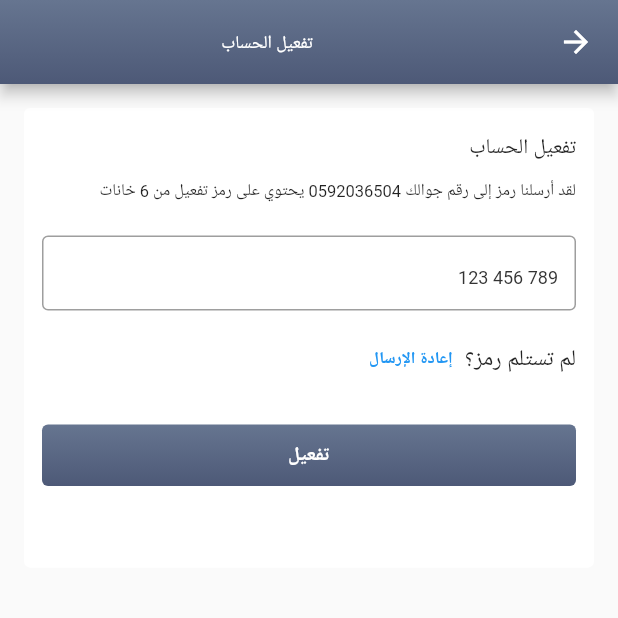
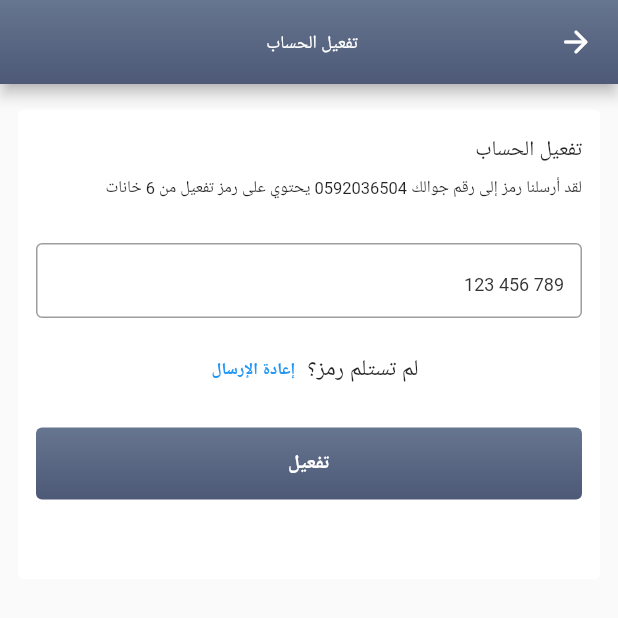
Before and after one commit to Obada2020/for_sale, a Flutter app: the VerifyAccount screen opened directly, on a phone screen of 412 x 824 dp, the top half of it. Run offline on Flutter 3.47's test engine with Material 2 defaults, Android fonts, the phone set to English and light mode, and no system bars; our stand-ins replace carousel_slider; Roboto replaces fonts that are missing (FairuzBlack, FairuzBold).

Commit message:
from anas

```diff
--- a/lib/Verify-account/view.dart
+++ b/lib/Verify-account/view.dart
@@ -10,20 +10,30 @@ class VerifyAccount extends StatelessWidget {
     TextEditingController Num = TextEditingController();
     return Scaffold(
         appBar: AppBar(
+          leading: IconButton(
+            onPressed: null,
+            icon: Icon(
+              Icons.arrow_back_rounded,
+              color: Colors.white,
+            ),
+          ),
           flexibleSpace: Container(
             decoration: BoxDecoration(gradient: kGColor),
           ),
           title: Center(
-            child: Text(
-              'تفعيل الحساب',
-              style: klabelAppbarStyle,
+            child: Padding(
+              padding: const EdgeInsets.only(left: 60),
+              child: Text(
+                'تفعيل الحساب',
+                style: klabelAppbarStyle,
+              ),
             ),
           ),
         ),
         body: Container(
-          margin: EdgeInsets.fromLTRB(16, 16, 16, 0),
+          margin: EdgeInsets.fromLTRB(12, 17, 12, 0),
           width: size.width,
-          height: size.height * 0.3718662953,
+          height: size.height * 0.38,
           decoration: BoxDecoration(
               color: Colors.white, borderRadius: BorderRadius.circular(4)),
           child: Padding(
@@ -35,14 +45,14 @@ class VerifyAccount extends StatelessWidget {
                   'تفعيل الحساب',
                   style: klabelStyleBlack14,
                 ),
-                padding: EdgeInsets.only(bottom: 11),
+                padding: EdgeInsets.only(bottom: 8),
               ),
               Padding(
                 child: Text(
                   'لقد أرسلنا رمز إلى رقم جوالك 0592036504 يحتوي على رمز تفعيل من 6 خانات',
                   style: klabelStyleBold11,
                 ),
-                padding: EdgeInsets.only(bottom: 23),
+                padding: EdgeInsets.only(bottom: 30),
               ),
               Padding(
                 child: Container(
@@ -59,10 +69,11 @@ class VerifyAccount extends StatelessWidget {
                     ),
                   ),
                 ),
-                padding: EdgeInsets.only(bottom: 8),
+                padding: EdgeInsets.only(bottom: 10),
               ),
               Padding(
                 child: Row(
+                  mainAxisAlignment: MainAxisAlignment.center,
                   children: [
                     Text(
                       'لم تستلم رمز؟',
@@ -76,7 +87,7 @@ class VerifyAccount extends StatelessWidget {
                     )
                   ],
                 ),
-                padding: EdgeInsets.only(bottom: 20),
+                padding: EdgeInsets.only(bottom: 15),
               ),
               Container(
                 width: MediaQuery.of(context).size.width,
@@ -84,7 +95,7 @@ class VerifyAccount extends StatelessWidget {
                   gradient: kGColor,
                   borderRadius: BorderRadius.circular(4),
                 ),
-                height: 41,
+                //height: 41,
                 child: TextButton(
                     onPressed: () {},
                     child: Text(
--- a/lib/main.dart
+++ b/lib/main.dart
@@ -3,6 +3,10 @@ import 'package:flutter/material.dart';
 import 'package:for_sale/Ads-page/view.dart';
 import 'package:flutter_localizations/flutter_localizations.dart';
 import 'package:for_sale/Favorite-ads/view.dart';
+import 'package:for_sale/Pages/privacy_and_terms.dart';
+import 'package:for_sale/Pages/setting.dart';
+import 'package:for_sale/Sign-in/view.dart';
+import 'package:for_sale/Verify-account/view.dart';
 
 import 'Ads-details/view.dart';
 import 'My-ads/view.dart';
@@ -16,7 +20,7 @@ class MyApp extends StatelessWidget {
   @override
   Widget build(BuildContext context) {
     return MaterialApp(
-      home: Adsdetails(),
+      home: Settings(),
       debugShowCheckedModeBanner: false,
       localizationsDelegates: [
         GlobalMaterialLocalizations.delegate,
```
